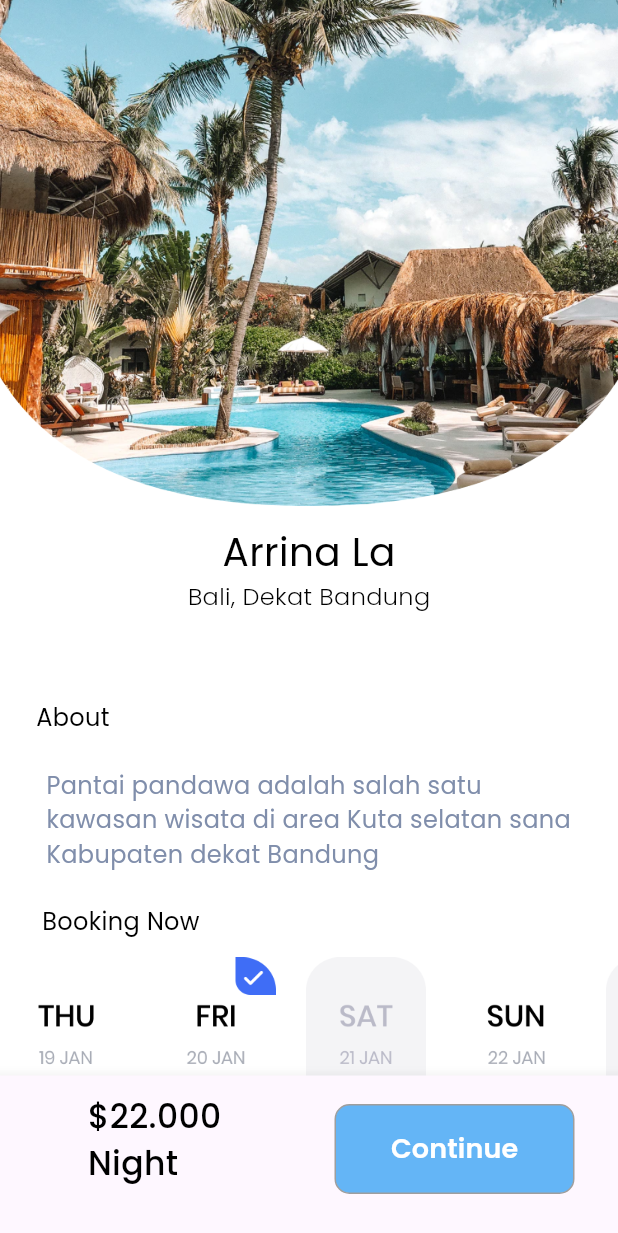
After one commit to afrizalPrayogi/latihanui, a Flutter app: the Dayseven screen opened directly, on a phone screen of 412 x 824 dp. The commit adds this screen. Shown: the top 1233 px of the screen. Run offline on Flutter 3.47's test engine with Material 3 defaults, Android fonts, the phone set to English and light mode, and no system bars; our stand-ins replace google_fonts.

Commit message:
contoh design

```diff
--- /dev/null
+++ b/latihan_ui/lib/pages/Dayseven.dart
@@ -0,0 +1,177 @@
+import 'package:flutter/material.dart';
+import 'package:google_fonts/google_fonts.dart';
+import 'package:latihan_ui/widget/theme.dart';
+
+class Dayseven extends StatelessWidget {
+  const Dayseven({super.key});
+
+  @override
+  Widget build(BuildContext context) {
+    return Scaffold(
+      backgroundColor: Colors.white,
+      body: Column(
+        children: [
+          Image.asset('assets/cover_random.png'),
+          const SizedBox(
+            height: 12,
+          ),
+          Text(
+            'Arrina La',
+            style: GoogleFonts.poppins(fontSize: 26, color: Colors.black),
+          ),
+          Text(
+            'Bali, Dekat Bandung',
+            style: GoogleFonts.poppins(
+                fontSize: 16, color: Colors.black, fontWeight: FontWeight.w300),
+          ),
+          const SizedBox(
+            height: 58,
+          ),
+          Padding(
+            padding: const EdgeInsets.only(left: 24),
+            child: Row(
+              children: [
+                Text(
+                  'About',
+                  style: GoogleFonts.poppins(fontSize: 16, color: Colors.black),
+                ),
+              ],
+            ),
+          ),
+          const SizedBox(
+            height: 22,
+          ),
+          Padding(
+            padding: const EdgeInsets.only(left: 4),
+            child: Column(
+              children: [
+                Text(
+                  'Pantai pandawa adalah salah satu \nkawasan wisata di area Kuta selatan sana \nKabupaten dekat Bandung',
+                  style: subTextStyle,
+                  textAlign: TextAlign.justify,
+                ),
+                const SizedBox(
+                  height: 22,
+                ),
+                Padding(
+                  padding: const EdgeInsets.only(left: 24),
+                  child: Row(
+                    children: [
+                      Text(
+                        'Booking Now',
+                        style: GoogleFonts.poppins(
+                            fontSize: 16, color: Colors.black),
+                      ),
+                    ],
+                  ),
+                ),
+                const SizedBox(
+                  height: 12,
+                ),
+                SingleChildScrollView(
+                  scrollDirection: Axis.horizontal,
+                  child: Row(
+                    children: [
+                      Image.asset(
+                        'assets/date_one.png',
+                        height: 100,
+                        width: 80,
+                      ),
+                      const SizedBox(
+                        width: 20,
+                      ),
+                      Image.asset(
+                        'assets/date_two.png',
+                        height: 100,
+                        width: 80,
+                      ),
+                      const SizedBox(
+                        width: 20,
+                      ),
+                      Image.asset(
+                        'assets/date_three.png',
+                        height: 100,
+                        width: 80,
+                      ),
+                      const SizedBox(
+                        width: 20,
+                      ),
+                      Image.asset(
+                        'assets/date_four.png',
+                        height: 100,
+                        width: 80,
+                      ),
+                      const SizedBox(
+                        width: 20,
+                      ),
+                      Image.asset(
+                        'assets/date_three.png',
+                        height: 100,
+                        width: 80,
+                      ),
+                      const SizedBox(
+                        width: 20,
+                      ),
+                    ],
+                  ),
+                )
+              ],
+            ),
+          ),
+        ],
+      ),
+      bottomNavigationBar: BottomNavigationBar(
+        items: <BottomNavigationBarItem>[
+          BottomNavigationBarItem(
+            icon: Column(
+              crossAxisAlignment: CrossAxisAlignment.start,
+              children: [
+                Text(
+                  '\$22.000',
+                  style: GoogleFonts.poppins(
+                    color: Colors.black,
+                    fontSize: 22,
+                    fontWeight: FontWeight.w500,
+                  ),
+                ),
+                Text(
+                  'Night',
+                  style: GoogleFonts.poppins(
+                    color: Colors.black,
+                    fontSize: 22,
+                    fontWeight: FontWeight.w500,
+                  ),
+                ),
+              ],
+            ),
+            label: '',
+          ),
+          BottomNavigationBarItem(
+              icon: Padding(
+                padding: const EdgeInsets.only(right: 12, top: 12),
+                child: Container(
+                  width: 160,
+                  height: 60,
+                  decoration: BoxDecoration(
+                      border: Border.all(color: Colors.grey),
+                      borderRadius: BorderRadius.circular(10),
+                      color: Colors.blue.shade300),
+                  child: TextButton(
+                    onPressed: () {},
+                    child: Text(
+                      'Continue',
+                      style: GoogleFonts.poppins(
+                        color: Colors.white,
+                        fontSize: 18,
+                        fontWeight: FontWeight.w600,
+                      ),
+                    ),
+                  ),
+                ),
+              ),
+              label: '')
+        ],
+      ),
+    );
+  }
+}
```
Also changed, not shown: latihan_ui/lib/pages/Dayfive2.dart (+31 -9 lines), latihan_ui/lib/pages/Daysix.dart (+12 -2 lines), latihan_ui/lib/pages/Daysix2.dart (added, +176 -0 lines), latihan_ui/lib/pages/Homepage.dart (+4 -4 lines), 1 other file.
